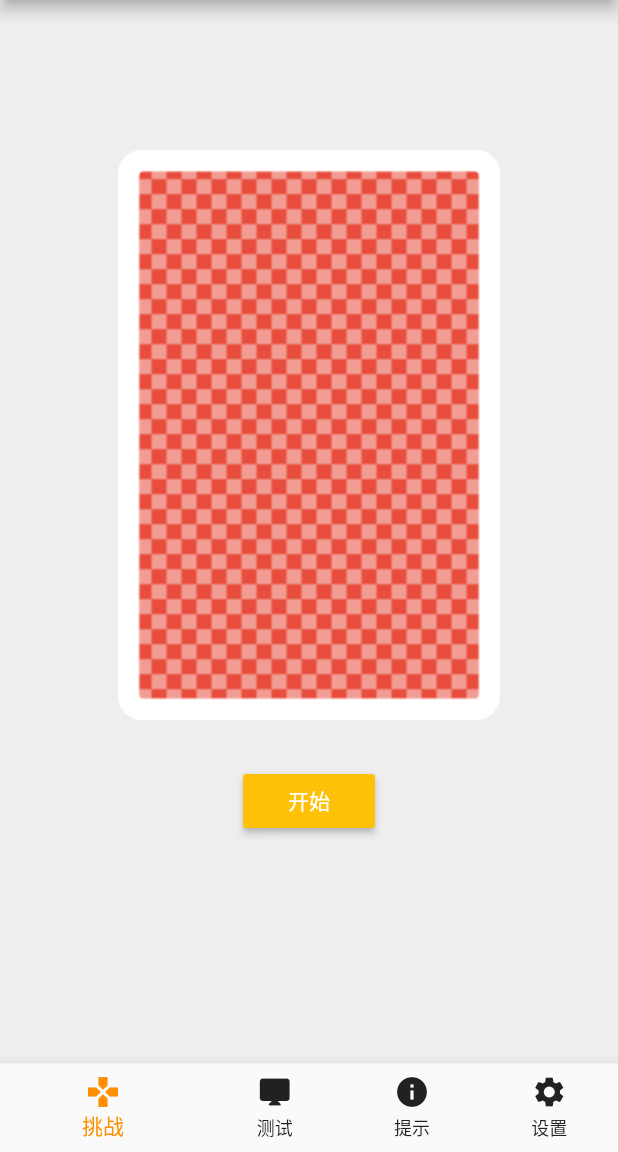
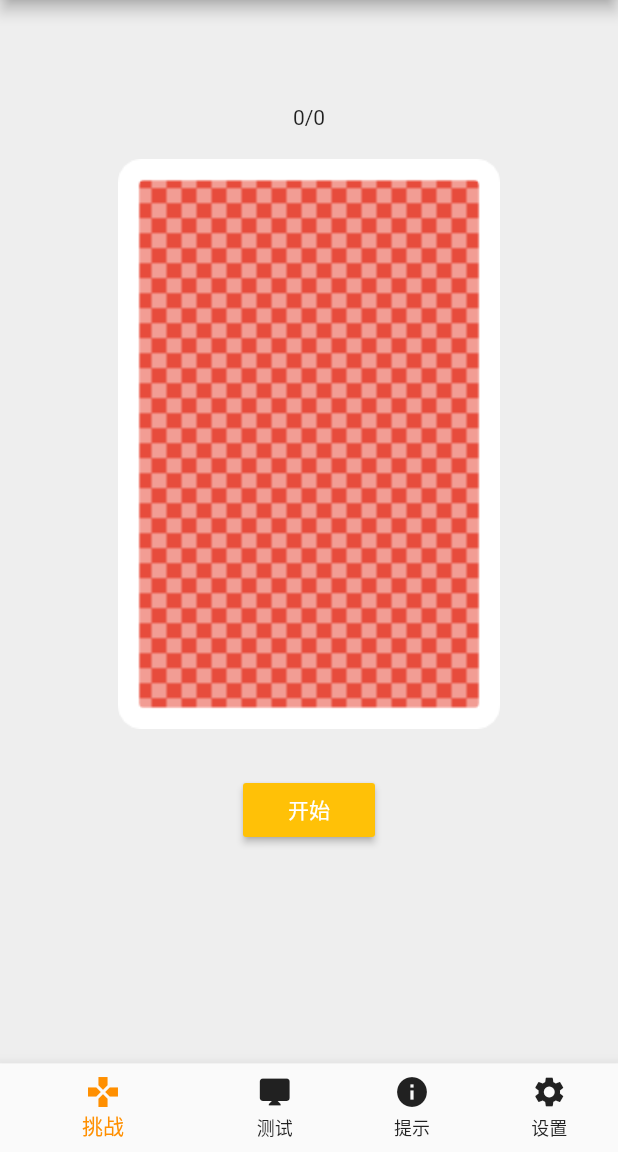
Before and after one commit to JakimLi/smarter-fultter, a Flutter app: the screen it shows after launch, on a phone screen of 412 x 824 dp, the part 84-1236 px from its top. Run offline on Flutter 3.47's test engine with Material 2 defaults, Android fonts, the light colour scheme and no system bars; missing offline and left inert: swipedetector.

Commit message:
add status number

```diff
--- a/lib/screens/game.dart
+++ b/lib/screens/game.dart
@@ -21,7 +21,10 @@ class _GameState extends State<Game> {
         color: Colors.grey[200],
         child: Column(children: <Widget>[
           Container(
-              margin: EdgeInsets.only(top: 100.0),
+              margin: EdgeInsets.only(top: 70.0),
+              child: Text('${_started ? _current + 1 : 0}/${_cards.length}')),
+          Container(
+              margin: EdgeInsets.only(top: 20.0),
               child: _started
                   ? SwipeDetector(
                       onSwipeLeft: _next,
@@ -61,7 +64,7 @@ class _GameState extends State<Game> {
 
   void _next() {
     setState(() {
-      if (_current == _cards.length) {
+      if (_current == _cards.length - 1) {
         return;
       }
       setState(() {
@@ -80,8 +83,10 @@ class _GameState extends State<Game> {
   }
 
   void _finish() {
-    _current = 0;
-    _started = false;
-    _cards = [];
+    setState(() {
+      _current = 0;
+      _started = false;
+      _cards = [];
+    });
   }
 }
```
